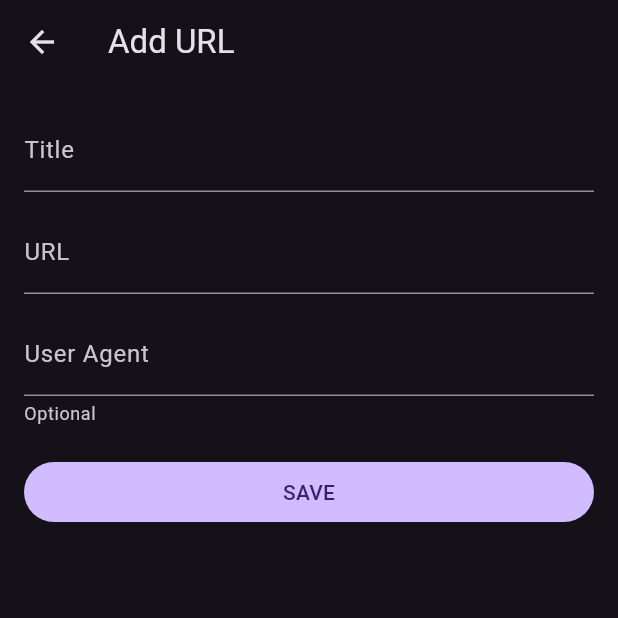
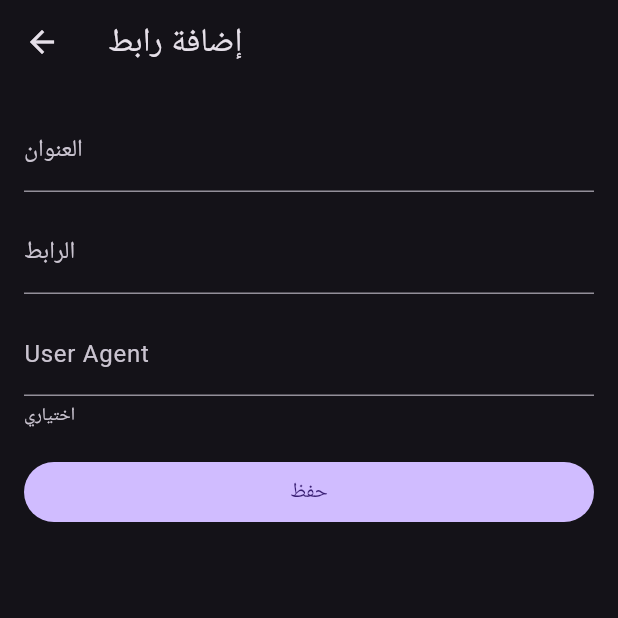
Before and after one commit to midoalhashmi-ux/sports_player, a Flutter app: the AddUrlScreen screen opened directly, on a phone screen of 412 x 824 dp, the top half of it. Run offline on Flutter 3.47's test engine with Material 3 defaults, Android fonts, the phone set to English and light mode, and no system bars; our stand-ins replace app_links, cloud_firestore, firebase_core, google_mobile_ads, share_plus, shared_preferences and 3 more; missing offline and left inert: image_gallery_saver_plus, youtube_explode_dart; accounts and stored records are empty.

Commit message:
Add files via upload

```diff
--- a/codemagic.yaml
+++ b/codemagic.yaml
@@ -4,6 +4,8 @@ workflows:
     max_build_duration: 90
     environment:
       flutter: 3.27.0
+      android_signing:
+        - sports_player_release
     scripts:
       - name: جلب الحزم
         script: flutter pub get
--- a/lib/screens/add_url_screen.dart
+++ b/lib/screens/add_url_screen.dart
@@ -49,19 +49,19 @@ class _AddUrlScreenState extends State<AddUrlScreen> {
   @override
   Widget build(BuildContext context) {
     return Scaffold(
-      appBar: AppBar(title: const Text('Add URL')),
+      appBar: AppBar(title: const Text('إضافة رابط')),
       body: Padding(
         padding: const EdgeInsets.all(16),
         child: Column(
           children: [
             TextField(
               controller: _titleController,
-              decoration: const InputDecoration(labelText: 'Title'),
+              decoration: const InputDecoration(labelText: 'العنوان'),
             ),
             const SizedBox(height: 12),
             TextField(
               controller: _urlController,
-              decoration: const InputDecoration(labelText: 'URL'),
+              decoration: const InputDecoration(labelText: 'الرابط'),
               keyboardType: TextInputType.url,
             ),
             const SizedBox(height: 12),
@@ -69,7 +69,7 @@ class _AddUrlScreenState extends State<AddUrlScreen> {
               controller: _userAgentController,
               decoration: const InputDecoration(
                 labelText: 'User Agent',
-                helperText: 'Optional',
+                helperText: 'اختياري',
               ),
             ),
             const SizedBox(height: 20),
@@ -83,7 +83,7 @@ class _AddUrlScreenState extends State<AddUrlScreen> {
                         width: 18,
                         child: CircularProgressIndicator(strokeWidth: 2),
                       )
-                    : const Text('SAVE'),
+                    : const Text('حفظ'),
               ),
             ),
           ],
--- a/lib/screens/watch_screen.dart
+++ b/lib/screens/watch_screen.dart
@@ -960,6 +960,7 @@ class _WatchScreenState extends State<WatchScreen> with WidgetsBindingObserver {
                         _session!.hasMultipleQualities))
                   IconButton(
                     icon: const Icon(Icons.hd, color: Colors.white),
+                    tooltip: 'الجودة والسيرفر',
                     onPressed: _openQualitySheet,
                   ),
                 IconButton(
@@ -989,6 +990,7 @@ class _WatchScreenState extends State<WatchScreen> with WidgetsBindingObserver {
                   IconButton(
                     iconSize: 36,
                     icon: const Icon(Icons.replay_10, color: Colors.white),
+                    tooltip: 'تراجع 10 ثواني',
                     onPressed: () => _seekBy(const Duration(seconds: -10)),
                   ),
                 const SizedBox(width: 12),
@@ -999,6 +1001,7 @@ class _WatchScreenState extends State<WatchScreen> with WidgetsBindingObserver {
                           ? Icons.pause_circle_filled
                           : Icons.play_circle_filled,
                       color: Colors.white),
+                  tooltip: _isPlaying ? 'إيقاف مؤقت' : 'تشغيل',
                   onPressed: _togglePlay,
                 ),
                 const SizedBox(width: 12),
@@ -1006,6 +1009,7 @@ class _WatchScreenState extends State<WatchScreen> with WidgetsBindingObserver {
                   IconButton(
                     iconSize: 36,
                     icon: const Icon(Icons.forward_10, color: Colors.white),
+                    tooltip: 'تقديم 10 ثواني',
                     onPressed: () => _seekBy(const Duration(seconds: 10)),
                   ),
               ],
@@ -1049,6 +1053,7 @@ class _WatchScreenState extends State<WatchScreen> with WidgetsBindingObserver {
                           ? Icons.fullscreen_exit
                           : Icons.fullscreen,
                       color: Colors.white),
+                  tooltip: _fullscreen ? 'الخروج من ملء الشاشة' : 'ملء الشاشة',
                   onPressed: _toggleFullscreen,
                 ),
               ],
--- a/lib/screens/youtube_watch_screen.dart
+++ b/lib/screens/youtube_watch_screen.dart
@@ -78,6 +78,7 @@ class _YoutubeWatchScreenState extends State<YoutubeWatchScreen> {
                     children: [
                       IconButton(
                         icon: const Icon(Icons.arrow_back, color: Colors.white),
+                        tooltip: 'رجوع',
                         onPressed: _exit,
                       ),
                       if (widget.title != null && widget.title!.isNotEmpty)
--- a/pubspec.yaml
+++ b/pubspec.yaml
@@ -14,7 +14,9 @@ dependencies:
   cloud_firestore: ^4.15.5
   app_links: ^6.3.2
 
-  # محرك تشغيل يدعم كل صيغ الفيديو والبث (HLS, DASH, MP4, RTMP, MKV...) بحجم صغير
+  # محرك تشغيل يدعم HLS وMP4/التقدمي (Android عبر ExoPlayer) بحجم صغير —
+  # لا يدعم DASH/RTMP/MKV فعلياً رغم ما كان مكتوباً سابقاً (التطبيق أندرويد
+  # فقط حالياً وكل القنوات المحمية تُقدَّم HLS، فما فيه أثر عملي)
   video_player: ^2.9.2
 
   # طلبات HTTP بسيطة تُستخدم في خدمة مصادقة البث (StreamAuthService)
```
Also changed, not shown: 1 other file.
